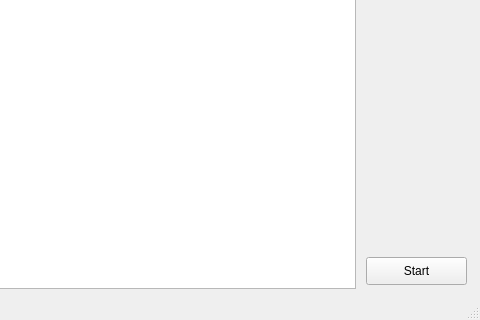
First picture: the form in src/ngnl.ui, repository Kracav4ik/NGNL, before the edit; both pictures show x 600 to 1080 and y 304 to 624 of the 1080 by 624 pixel window.
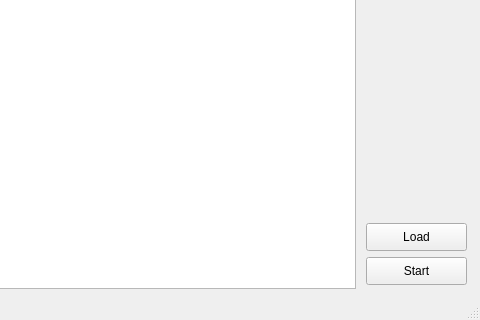
Second picture: the form after the edit.

Commit message: Game of life running on color bits   Image loading

```diff
--- a/src/ngnl.ui
+++ b/src/ngnl.ui
@@ -97,6 +97,28 @@
          </property>
         </spacer>
        </item>
+       <item row="8" column="0" colspan="2">
+        <widget class="QToolButton" name="loadImage">
+         <property name="sizePolicy">
+          <sizepolicy hsizetype="Minimum" vsizetype="Fixed">
+           <horstretch>0</horstretch>
+           <verstretch>0</verstretch>
+          </sizepolicy>
+         </property>
+         <property name="minimumSize">
+          <size>
+           <width>0</width>
+           <height>28</height>
+          </size>
+         </property>
+         <property name="text">
+          <string>Load</string>
+         </property>
+         <property name="checkable">
+          <bool>true</bool>
+         </property>
+        </widget>
+       </item>
       </layout>
      </widget>
     </item>
```
The commit also changes 2 other files.
